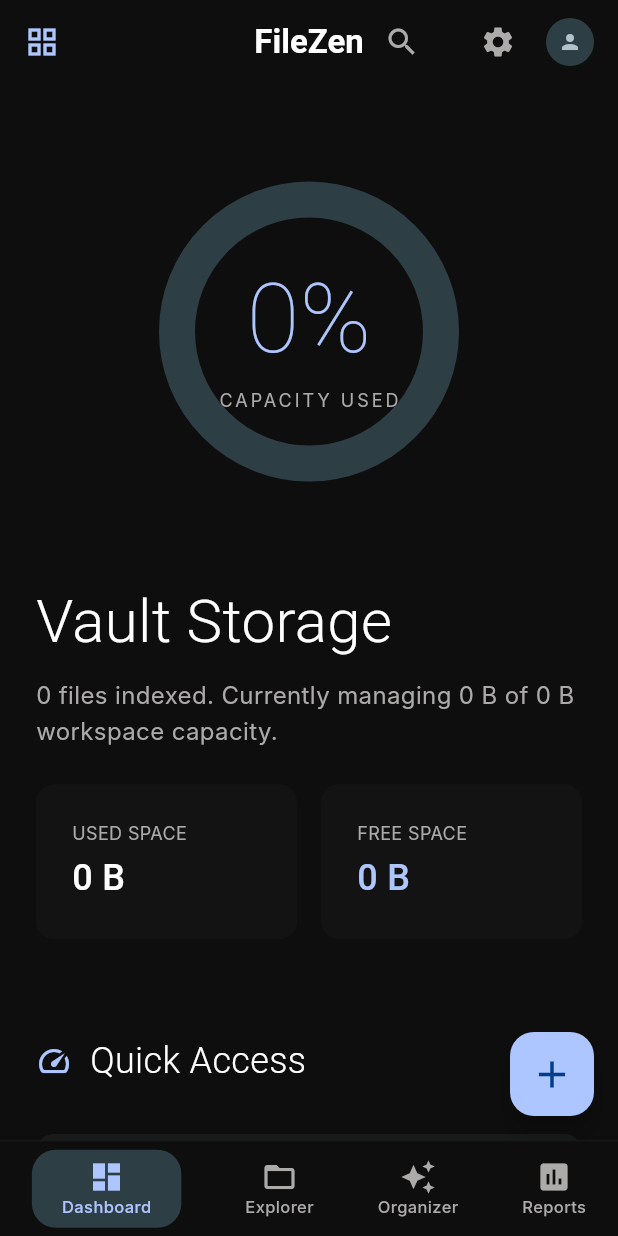
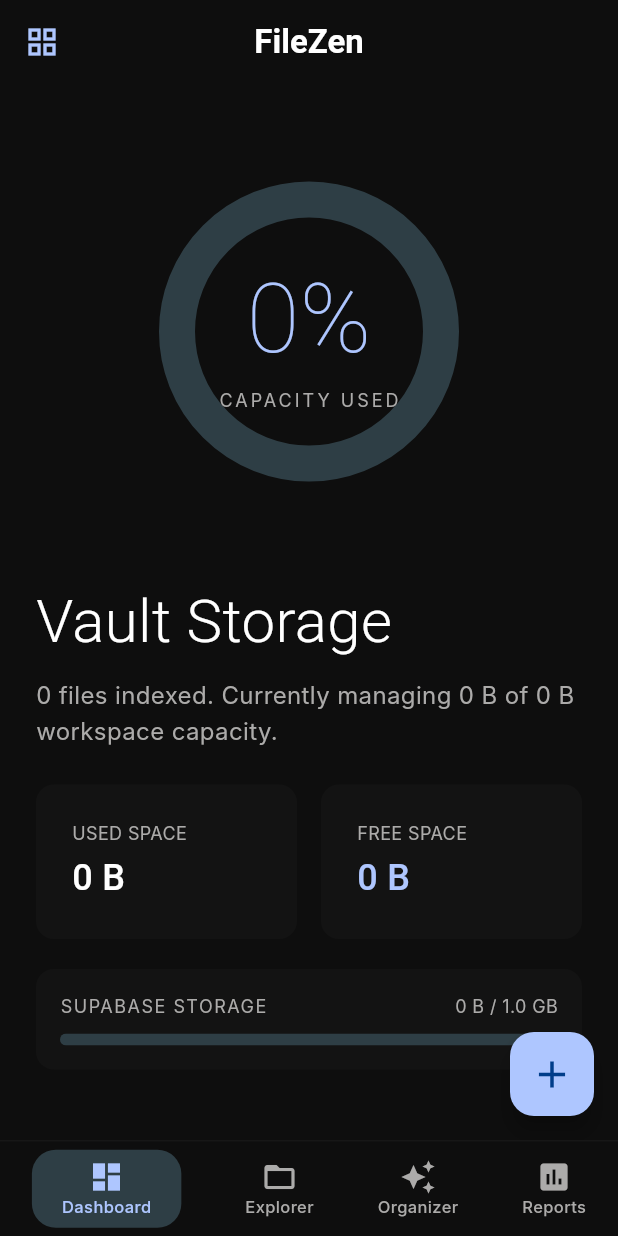
Before and after one commit to AbhishekKaisar/FileZen, a Flutter app: the screen it shows after launch, on a phone screen of 412 x 824 dp. Run offline on Flutter 3.47's test engine with Material 3 defaults, Android fonts, the phone set to English and light mode, and no system bars; our stand-ins replace file_picker, go_router, supabase_flutter; accounts and stored records are empty; Roboto replaces fonts that are missing (Inter, Manrope).

Commit message:
cleanup_dashboard_add_supabase_storage_bar_and_macos_launch
- Remove search, settings, and profile icons from app bar
- Remove QuickAccessGrid and AutoSorterStatus from dashboard
- Add Supabase storage bar showing usage against 1 GB free tier
- Add macOS and iOS launch configs with dart-define-from-file

```diff
--- a/lib/core/widgets/file_zen_app_bar.dart
+++ b/lib/core/widgets/file_zen_app_bar.dart
@@ -22,32 +22,7 @@
           color: Colors.white,
         ),
       ),
-      actions: [
-        Padding(
-          padding: const EdgeInsets.only(right: 16.0),
-          child: IconButton(
-            icon: const Icon(Icons.search, color: Color(0xFFACABAA)),
-            tooltip: 'Search files',
-            onPressed: () => context.go('/explorer'),
-          ),
-        ),
-        Padding(
-          padding: const EdgeInsets.only(right: 8.0),
-          child: IconButton(
-            icon: const Icon(Icons.settings, color: Color(0xFFACABAA)),
-            tooltip: 'Settings',
-            onPressed: () => context.push('/settings'),
-          ),
-        ),
-        Padding(
-          padding: const EdgeInsets.only(right: 16.0),
-          child: CircleAvatar(
-            backgroundColor: const Color(0xFF2E3E45),
-            radius: 16,
-            child: const Icon(Icons.person, color: Color(0xFFB1C2CB), size: 16),
-          ),
-        )
-      ],
+      actions: const [],
     );
   }
 
--- a/lib/features/dashboard/presentation/screens/dashboard_screen.dart
+++ b/lib/features/dashboard/presentation/screens/dashboard_screen.dart
@@ -21,10 +21,6 @@
               children: [
                 StorageOverviewWidget(),
                 SizedBox(height: 64),
-                QuickAccessGrid(),
-                SizedBox(height: 64),
-                AutoSorterStatus(),
-                SizedBox(height: 128),
               ],
             ),
           ),
--- a/lib/features/dashboard/presentation/widgets/storage_overview_widget.dart
+++ b/lib/features/dashboard/presentation/widgets/storage_overview_widget.dart
@@ -16,6 +16,8 @@
   int _usedBytes = 0;
   int _totalFiles = 0;
   int _capacityBytes = 0;
+  int _supabaseStorageUsed = 0;
+  static const int _supabaseStorageLimit = 1024 * 1024 * 1024; // 1 GB free tier
   bool _loading = true;
 
   @override
@@ -67,11 +69,29 @@
         // workspace_settings may not have this column; use auto-scale.
       }
 
+      // Fetch actual Supabase storage bucket usage.
+      int bucketUsed = total;
+      try {
+        final storageRows = await client
+            .schema(dbSchema)
+            .from('files')
+            .select('size_bytes')
+            .eq('workspace_id', workspaceId);
+        int storageTotal = 0;
+        for (final row in storageRows) {
+          storageTotal += ((row['size_bytes'] as num?) ?? 0).toInt();
+        }
+        bucketUsed = storageTotal;
+      } catch (_) {
+        // Fall back to the non-deleted total.
+      }
+
       if (!mounted) return;
       setState(() {
         _usedBytes = total;
         _totalFiles = rows.length;
         _capacityBytes = capacity;
+        _supabaseStorageUsed = bucketUsed;
         _loading = false;
       });
     } catch (_) {
@@ -195,11 +215,64 @@
                   const SizedBox(width: 16),
                   _buildStatCard('FREE SPACE', freeLabel, const Color(0xFFAEC6FF)),
                 ],
-              )
+              ),
+              const SizedBox(height: 20),
+              _buildSupabaseStorageBar(),
             ],
           ),
         )
       ],
+    );
+  }
+
+  Widget _buildSupabaseStorageBar() {
+    final usedLabel = ExplorerByteFormat.humanReadable(_supabaseStorageUsed);
+    final limitLabel = ExplorerByteFormat.humanReadable(_supabaseStorageLimit);
+    final fraction = (_supabaseStorageUsed / _supabaseStorageLimit).clamp(0.0, 1.0);
+
+    return Container(
+      padding: const EdgeInsets.all(16),
+      decoration: BoxDecoration(
+        color: const Color(0xFF131313),
+        borderRadius: BorderRadius.circular(12),
+      ),
+      child: Column(
+        crossAxisAlignment: CrossAxisAlignment.start,
+        children: [
+          Row(
+            mainAxisAlignment: MainAxisAlignment.spaceBetween,
+            children: [
+              const Text(
+                'SUPABASE STORAGE',
+                style: TextStyle(
+                  fontFamily: 'Inter',
+                  fontSize: 12,
+                  letterSpacing: 1,
+                  color: Color(0xFFACABAA),
+                ),
+              ),
+              Text(
+                '$usedLabel / $limitLabel',
+                style: const TextStyle(
+                  fontFamily: 'Inter',
+                  fontSize: 12,
+                  color: Color(0xFFACABAA),
+                ),
+              ),
+            ],
+          ),
+          const SizedBox(height: 10),
+          ClipRRect(
+            borderRadius: BorderRadius.circular(4),
+            child: LinearProgressIndicator(
+              value: fraction,
+              minHeight: 8,
+              backgroundColor: const Color(0xFF2E3E45),
+              valueColor: const AlwaysStoppedAnimation<Color>(Color(0xFF3ECF8E)),
+            ),
+          ),
+        ],
+      ),
     );
   }
 
```
